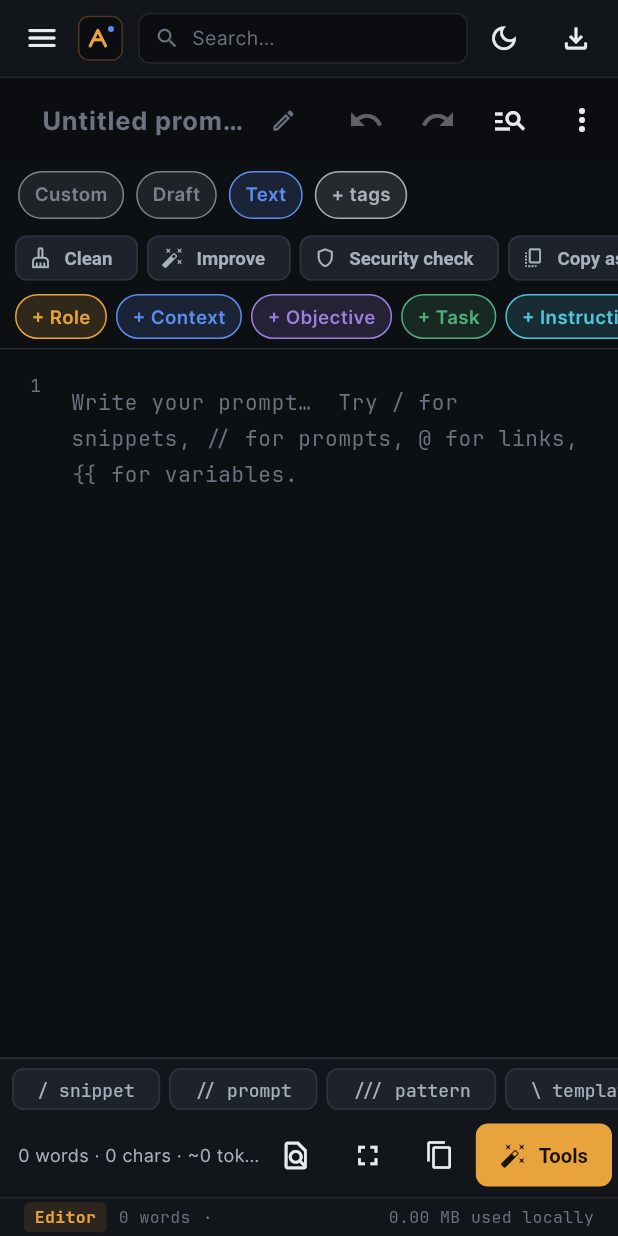
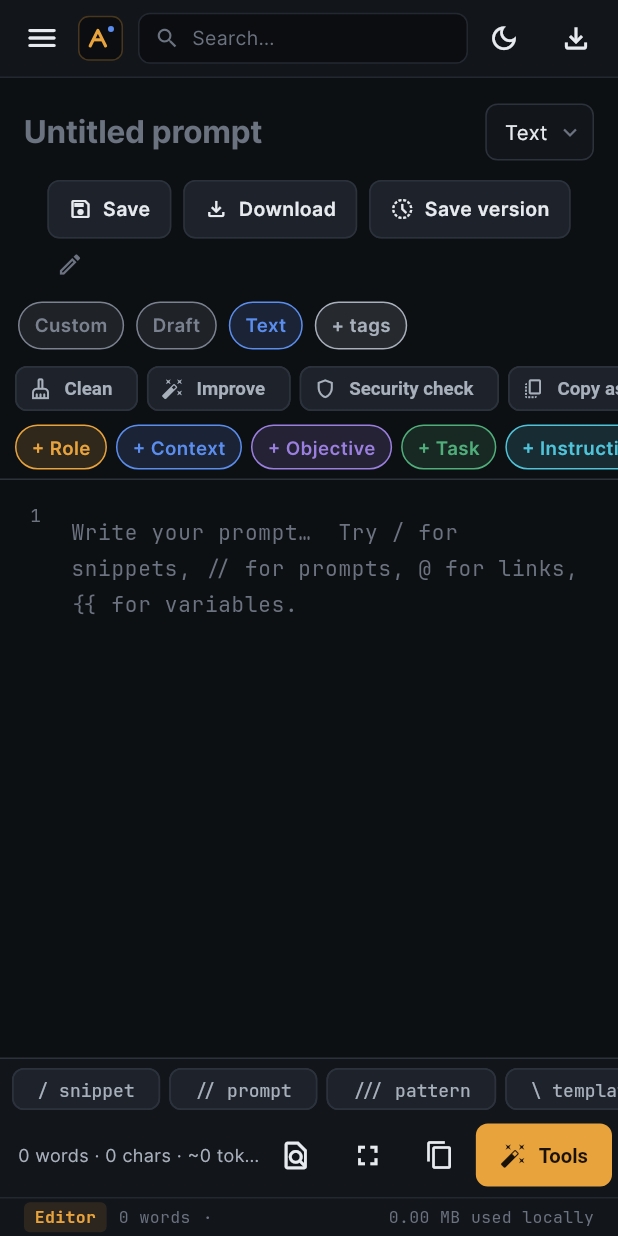
Before and after one commit to Deb-Barman/promptfroge-app, a Flutter app: the EditorScreen screen opened by its route, on a phone screen of 412 x 824 dp. Run offline on Flutter 3.47's test engine with Material 3 defaults, Android fonts, the phone set to English and light mode, and no system bars; our stand-ins replace file_picker, flutter_riverpod, go_router, permission_handler, share_plus, shared_preferences; accounts and stored records are empty; project files that could hold a hidden picture were left out.

Commit message:
Add files via upload

```diff
--- a/lib/ui/screens/editor/editor_screen.dart
+++ b/lib/ui/screens/editor/editor_screen.dart
@@ -16,14 +16,15 @@ import '../../../domain/models.dart';
 import '../../../state/device_settings.dart';
 import '../../../state/tokenizer_provider.dart';
 import '../../../state/vault_notifier.dart';
-import '../../more_menu.dart';
 import '../../prompt_export_sheet.dart';
 import '../../search_sheet.dart';
 import '../../theme/app_theme.dart';
 import '../../widgets/common.dart';
 import 'code_editor.dart';
 import 'editor_tools.dart';
+import 'insights_panel.dart';
 import 'quick_actions.dart';
+import '../../widgets/pf_chrome.dart';
 
 class EditorScreen extends ConsumerStatefulWidget {
   const EditorScreen({super.key});
@@ -61,6 +62,7 @@ class _EditorScreenState extends ConsumerState<EditorScreen> with WidgetsBinding
   Timer? _suggestTimer;
   Timer? _scoreTimer;
   int? _liveScore;
+  bool _insights = false;
   Prompt? _conflict;
 
   // find & replace
@@ -241,6 +243,7 @@ class _EditorScreenState extends ConsumerState<EditorScreen> with WidgetsBinding
     // The controller notifies for selection moves too; only text edits dirty the doc.
     if (_body.text != _lastSeenText) {
       _lastSeenText = _body.text;
+      _syncWords();
       _markDirty();
       if (_findOpen) _runFind(keepIndex: true);
     }
@@ -251,9 +254,17 @@ class _EditorScreenState extends ConsumerState<EditorScreen> with WidgetsBinding
   String _lastSeenText = '';
 
   /// Sets the body without marking the document dirty.
+  void _syncWords() {
+    final n = RegExp(r'\S+').allMatches(_body.text).length;
+    Future.microtask(() {
+      if (mounted) ref.read(editorWordsProvider.notifier).state = n;
+    });
+  }
+
   void _setBody(String t) {
     _lastSeenText = t;
     _body.text = t;
+    _syncWords();
   }
 
   Future<void> _flush() async {
@@ -751,40 +762,25 @@ class _EditorScreenState extends ConsumerState<EditorScreen> with WidgetsBinding
     final cat = categoryById(_category);
     final status = statusById(_status);
 
-    return PopScope(
-      canPop: !zen,
-      onPopInvokedWithResult: (didPop, _) {
-        if (!didPop && zen) ref.read(zenModeProvider.notifier).state = false;
-      },
-      child: Scaffold(
-        backgroundColor: p.editorBg,
-        appBar: zen
-            ? null
-            : AppBar(
-                titleSpacing: 16,
-                title: Row(children: [
-                  Expanded(
-                    child: TextField(
-                      controller: _title,
-                      onChanged: (_) => _markDirty(),
-                      textCapitalization: TextCapitalization.sentences,
-                      style: const TextStyle(fontSize: 17, fontWeight: FontWeight.w700),
-                      decoration: const InputDecoration(hintText: 'Untitled prompt', border: InputBorder.none, enabledBorder: InputBorder.none, focusedBorder: InputBorder.none, filled: false, isDense: true),
-                    ),
-                  ),
-                  _SaveIndicator(dirty: _dirty, saving: _saving, error: _saveError != null, saved: stored != null),
-                ]),
-                actions: [
+    final fmtLabel = kPromptFormats.firstWhere((f) => f.id == _format, orElse: () => kPromptFormats.first).label;
+    final kbOpen = View.of(context).viewInsets.bottom > 0;
+    MediaQuery.of(context); // rebuild when the keyboard opens/closes
+    final trailing = <Widget>[
+      Container(width: 1, height: 22, margin: const EdgeInsets.symmetric(horizontal: 4, vertical: 9), color: p.border),
+      IconButton(tooltip: 'Find & replace', visualDensity: VisualDensity.compact, icon: const Icon(Icons.search, size: 20), onPressed: () => _menu('find')),
       ValueListenableBuilder<UndoHistoryValue>(
         valueListenable: _undo,
         builder: (context, v, _) => Row(children: [
-                      IconButton(tooltip: 'Undo', icon: const Icon(Icons.undo), onPressed: v.canUndo ? _undo.undo : null),
-                      IconButton(tooltip: 'Redo', icon: const Icon(Icons.redo), onPressed: v.canRedo ? _undo.redo : null),
+          IconButton(tooltip: 'Undo', visualDensity: VisualDensity.compact, icon: const Icon(Icons.undo, size: 20), onPressed: v.canUndo ? _undo.undo : null),
+          IconButton(tooltip: 'Redo', visualDensity: VisualDensity.compact, icon: const Icon(Icons.redo, size: 20), onPressed: v.canRedo ? _undo.redo : null),
         ]),
       ),
-                  IconButton(tooltip: 'Search everything', icon: const Icon(Icons.manage_search), onPressed: () => showSearchSheet(context, ref)),
+      IconButton(tooltip: 'DNA & analyzer', visualDensity: VisualDensity.compact, icon: Icon(Icons.insights_outlined, size: 20, color: _insights ? p.amber : null), onPressed: () => setState(() => _insights = !_insights)),
+      IconButton(tooltip: 'Zen mode', visualDensity: VisualDensity.compact, icon: const Icon(Icons.fullscreen, size: 21), onPressed: () => _menu('zen')),
+      IconButton(tooltip: 'New prompt', visualDensity: VisualDensity.compact, icon: const Icon(Icons.add, size: 22), onPressed: () => _menu('new')),
       PopupMenuButton<String>(
                     onSelected: _menu,
+        padding: EdgeInsets.zero,
                     itemBuilder: (_) => [
                       const PopupMenuItem(value: 'new', child: Text('New prompt')),
                       const PopupMenuItem(value: 'find', child: Text('Find & replace')),
@@ -807,12 +803,57 @@ class _EditorScreenState extends ConsumerState<EditorScreen> with WidgetsBinding
                       const PopupMenuItem(value: 'delete', child: Text('Delete')),
                     ],
                   ),
-                  const MoreMenuButton(),
-                ],
-              ),
+    ];
+
+    return PopScope(
+      canPop: !zen,
+      onPopInvokedWithResult: (didPop, _) {
+        if (!didPop && zen) ref.read(zenModeProvider.notifier).state = false;
+      },
+      child: Scaffold(
+        backgroundColor: p.editorBg,
         body: SafeArea(
           top: zen,
           child: Column(children: [
+            if (!zen)
+              Padding(
+                padding: const EdgeInsets.fromLTRB(16, 14, 16, 0),
+                child: Row(children: [
+                  Expanded(
+                    child: TextField(
+                      controller: _title,
+                      onChanged: (_) => _markDirty(),
+                      textCapitalization: TextCapitalization.sentences,
+                      style: const TextStyle(fontSize: 21, fontWeight: FontWeight.w700, letterSpacing: -0.2),
+                      decoration: const InputDecoration(hintText: 'Untitled prompt', border: InputBorder.none, enabledBorder: InputBorder.none, focusedBorder: InputBorder.none, filled: false, isDense: true, contentPadding: EdgeInsets.symmetric(vertical: 6)),
+                    ),
+                  ),
+                  const SizedBox(width: 10),
+                  GestureDetector(
+                    onTap: _pickFormat,
+                    child: Container(
+                      height: 38,
+                      padding: const EdgeInsets.only(left: 12, right: 6),
+                      decoration: BoxDecoration(color: p.surface, borderRadius: BorderRadius.circular(8), border: Border.all(color: p.border)),
+                      child: Row(mainAxisSize: MainAxisSize.min, children: [
+                        Text(fmtLabel, style: const TextStyle(fontSize: 13.5)),
+                        const SizedBox(width: 6),
+                        Icon(Icons.keyboard_arrow_down, size: 18, color: p.textTertiary),
+                      ]),
+                    ),
+                  ),
+                ]),
+              ),
+            if (!zen)
+              Padding(
+                padding: const EdgeInsets.fromLTRB(16, 10, 16, 10),
+                child: Wrap(spacing: 8, runSpacing: 8, crossAxisAlignment: WrapCrossAlignment.center, children: [
+                  PfBtn(label: 'Save', icon: Icons.save_outlined, onPressed: () => unawaited(_persist())),
+                  PfBtn(label: 'Download', icon: Icons.file_download_outlined, onPressed: () => _menu('export')),
+                  PfBtn(label: 'Save version', icon: Icons.history_toggle_off, onPressed: () => _menu('version')),
+                  _SaveIndicator(dirty: _dirty, saving: _saving, error: _saveError != null, saved: stored != null),
+                ]),
+              ),
             if (!zen)
               SizedBox(
                 height: 44,
@@ -823,7 +864,7 @@ class _EditorScreenState extends ConsumerState<EditorScreen> with WidgetsBinding
                   _metaChip(_tags.isEmpty ? '+ tags' : _tags.map((t) => '#$t').join(' '), p.textSecondary, _editTags),
                 ]),
               ),
-            if (!zen) EditorQuickActions(host: this, showBlocks: MediaQuery.of(context).viewInsets.bottom == 0),
+            if (!zen) EditorQuickActions(host: this, trailing: trailing, showBlocks: !kbOpen),
             if (_saveError != null)
               MaterialBanner(
                 backgroundColor: p.red.withOpacity(0.12),
@@ -861,6 +902,7 @@ class _EditorScreenState extends ConsumerState<EditorScreen> with WidgetsBinding
               ),
             if (_findOpen && !zen) _findBar(p),
             Expanded(
+              flex: 5,
               child: CodeEditor(
                 key: ValueKey(_docKey),
                 controller: _body,
@@ -875,6 +917,22 @@ class _EditorScreenState extends ConsumerState<EditorScreen> with WidgetsBinding
                 tabWidth: ds.tabWidth,
                 scrollController: _scroll,
                 hint: 'Write your prompt…  Try / for snippets, // for prompts, @ for links, {{ for variables.',
+              ),
+            ),
+            if (_insights && !zen)
+              Expanded(
+                flex: 4,
+                child: Container(
+                  decoration: BoxDecoration(border: Border(top: BorderSide(color: p.border))),
+                  child: ValueListenableBuilder<TextEditingValue>(
+                    valueListenable: _body,
+                    builder: (context, v, _) => EditorInsights(
+                      text: v.text,
+                      blocks: _blocks,
+                      profileId: ref.watch(vaultProvider).data.settings.scoringProfile,
+                      onProfile: (id) => ref.read(vaultProvider.notifier).updateSettings(ref.read(vaultProvider).data.settings.clone()..scoringProfile = id),
+                    ),
+                  ),
                 ),
               ),
             if (_suggestions.isNotEmpty) _suggestionStrip(p),
--- a/lib/ui/screens/editor/quick_actions.dart
+++ b/lib/ui/screens/editor/quick_actions.dart
@@ -14,7 +14,10 @@ class EditorQuickActions extends StatelessWidget {
 
   /// Show the second row of block chips (hidden while the keyboard is open to save space).
   final bool showBlocks;
-  const EditorQuickActions({super.key, required this.host, this.showBlocks = true});
+
+  /// Icon strip appended to the first row (find, undo, redo, zen, new, menu).
+  final List<Widget> trailing;
+  const EditorQuickActions({super.key, required this.host, this.showBlocks = true, this.trailing = const []});
 
   void _apply(BuildContext c, String result, String msg) {
     if (result == host.text) {
@@ -63,6 +66,7 @@ class EditorQuickActions extends StatelessWidget {
               toast(context, 'Inserted at cursor');
             }, icon: Icons.psychology_outlined),
             _action(context, p, 'More tools', () => showEditorTools(context, host), icon: Icons.more_horiz),
+            ...trailing,
           ]),
         ),
         if (showBlocks)
```
Also changed, not shown: lib/ui/screens/editor/insights_panel.dart (added, +100 -0 lines). Lines whose indentation alone changed are shown as unchanged.
